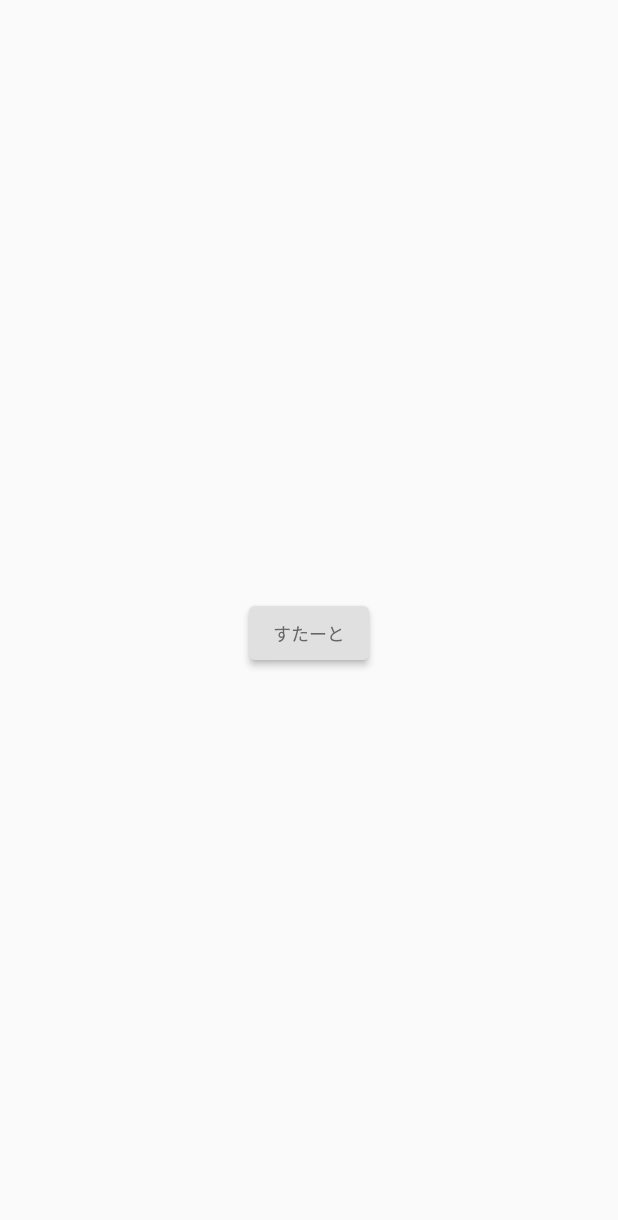
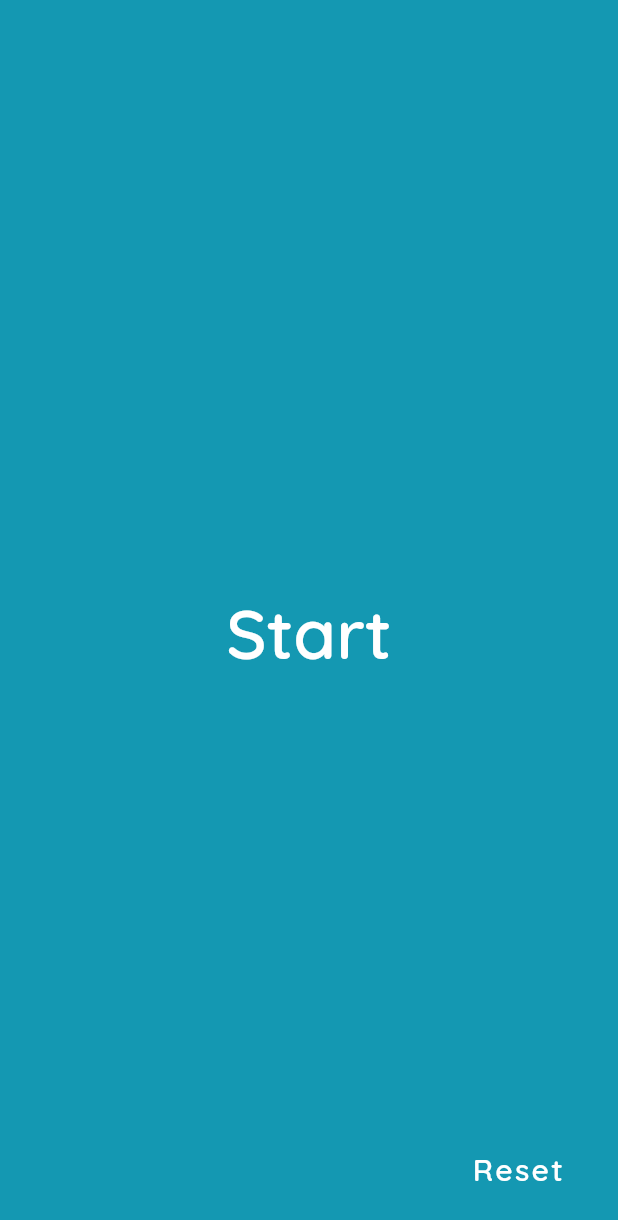
Before and after one commit to tubasasakunn/sanpo, a Flutter app: the screen it shows after launch, on a phone screen of 412 x 824 dp. Shown: the top 1220 px of the screen. Run offline on Flutter 3.47's test engine with Material 2 defaults, Android fonts, the phone set to English and light mode, and no system bars; our stand-ins replace geocoding, image_picker, location, share_plus.

Commit message:
UI変更

```diff
--- a/lib/main.dart
+++ b/lib/main.dart
@@ -26,13 +26,19 @@ class MyApp extends StatelessWidget {
       title: 'Random Item Picker',
       theme: ThemeData(
         brightness: Brightness.light,
-  backgroundColor: Color(0xFFFFFFFF), // 背景色
         colorScheme: ColorScheme.light(
         primary:  Color(0xFFCCCCCC), // locationCardの背景
         secondary: Color(0xFFAAAAAA), //todoCardの背景
+        background: Color(0xFF1498B2),
+        onBackground: Color(0xFFFFFFFF),
         ),
   textTheme: TextTheme(
-    bodySmall: TextStyle(color: Color(0xFF666666)), // 初期画面の選択肢
+    labelMedium: TextStyle(color: Color(0xFFFFFFFF),fontFamily: 'QuickSand',
+    fontWeight: FontWeight.bold,
+    fontSize: 46),
+    labelSmall: TextStyle(color: Color(0xFFFFFFFF),fontFamily: 'QuickSand',
+    fontWeight: FontWeight.bold,
+    fontSize: 20), // 初期画面の選択肢
     bodyMedium: TextStyle(color: Color(0xFF666666)), // カードの文字
   ),
   elevatedButtonTheme: ElevatedButtonThemeData(
@@ -47,6 +53,8 @@ class MyApp extends StatelessWidget {
         colorScheme: ColorScheme.dark(
         primary:  Color(0xFF666666),
         secondary: Color(0xFF999999),
+        background: Color(0x1498B2),
+        onBackground: Color(0x000000),
         ),
   textTheme: TextTheme(
     bodySmall: TextStyle(color: Color(0xFFAAAAAA)),
@@ -68,7 +76,10 @@ class HomeScreen extends StatelessWidget {
   @override
   Widget build(BuildContext context) {
   return Scaffold(
-      body: Center(
+    backgroundColor: Theme.of(context).colorScheme.background,
+    body: Stack(
+      children: [
+        Center(
           child: Column(
             mainAxisAlignment: MainAxisAlignment.center,
             children: [
@@ -78,15 +89,35 @@ class HomeScreen extends StatelessWidget {
                   Navigator.push(
                     context,
                     MaterialPageRoute(
-                    builder: (context) => MultipleImageScreen(),  // 追加
+                      builder: (context) => MultipleImageScreen(),
                     ),
                   );
                 },
-              child: Text('すたーと',style: Theme.of(context).textTheme.bodySmall,),  // 追加
+                child: Text('Start', style: Theme.of(context).textTheme.labelMedium),
+                style: ElevatedButton.styleFrom(
+                  primary: Theme.of(context).colorScheme.background,
+                  elevation: 0.0,
+                ),
               ),
             ],
           ),
         ),
+        Positioned(
+          bottom: 20,
+          right: 20,
+          child: ElevatedButton(
+            onPressed: () {
+              // onPressedは空白
+            },
+            child: Text('Reset', style: Theme.of(context).textTheme.labelSmall),
+            style: ElevatedButton.styleFrom(
+              primary: Theme.of(context).colorScheme.background,
+              elevation: 0.0,
+            ),
+          ),
+        ),
+      ],
+    ),
   );
 }
 }
--- a/pubspec.yaml
+++ b/pubspec.yaml
@@ -64,6 +64,10 @@ dev_dependencies:
 flutter:
   assets:
     - assets/data.json
+  fonts:
+  - family: QuickSand
+    fonts:
+      - asset: assets/fonts/Quicksand-SemiBold.ttf
 
   # The following line ensures that the Material Icons font is
   # included with your application, so that you can use the icons in
```
Also changed, not shown: assets/fonts/Quicksand-SemiBold.ttf (added), assets/fonts/Quicksand-VariableFont_wght.ttf (added). Lines whose indentation alone changed are shown as unchanged.
